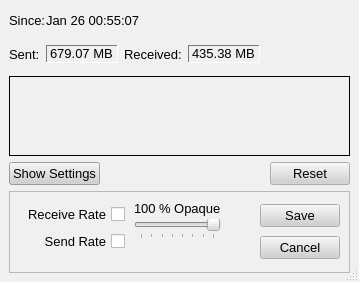
This is src/gui/bwgraph/bwgraph.ui in a-ilin/vidalia as Qt 5 draws it before an edit. The edited form follows.
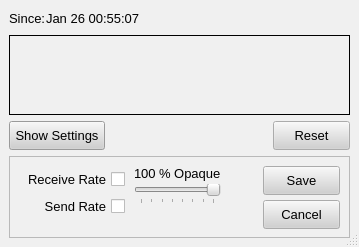
This is the edited form. Icons and pictures are not drawn. Custom widgets are drawn as their Qt base class.

Commit message:
Replaced Send/Recv rates with total counters which allowed me to remove the mammoth total text boz widgets. Yay.
svn:r235

The edit to the form file:
```diff
--- a/src/gui/bwgraph/bwgraph.ui
+++ b/src/gui/bwgraph/bwgraph.ui
@@ -8,8 +8,8 @@
    <rect>
     <x>0</x>
     <y>0</y>
-    <width>359</width>
-    <height>282</height>
+    <width>358</width>
+    <height>243</height>
    </rect>
   </property>
   <property name="palette" >
@@ -297,9 +297,6 @@
   <property name="windowIcon" >
    <iconset resource="..\res\vidalia.qrc" >:/images/tor_logo16.png</iconset>
   </property>
-  <property name="autoFillBackground" >
-   <bool>false</bool>
-  </property>
   <property name="sizeGripEnabled" >
    <bool>true</bool>
   </property>
@@ -397,158 +394,6 @@
      </item>
     </layout>
    </item>
-   <item>
-    <layout class="QHBoxLayout" >
-     <property name="margin" >
-      <number>0</number>
-     </property>
-     <property name="spacing" >
-      <number>6</number>
-     </property>
-     <item>
-      <widget class="QLabel" name="label_3" >
-       <property name="maximumSize" >
-        <size>
-         <width>16777215</width>
-         <height>27</height>
-        </size>
-       </property>
-       <property name="font" >
-        <font>
-         <family>Arial</family>
-         <pointsize>10</pointsize>
-         <weight>50</weight>
-         <italic>false</italic>
-         <bold>false</bold>
-         <underline>false</underline>
-         <strikeout>false</strikeout>
-        </font>
-       </property>
-       <property name="contextMenuPolicy" >
-        <enum>Qt::NoContextMenu</enum>
-       </property>
-       <property name="text" >
-        <string>&lt;html>&lt;head>&lt;meta name="qrichtext" content="1" />&lt;/head>&lt;body style=" white-space: pre-wrap; font-family:Arial; font-size:8pt; font-weight:400; font-style:normal; text-decoration:none;">&lt;p style=" margin-top:0px; margin-bottom:0px; margin-left:0px; margin-right:0px; -qt-block-indent:0; text-indent:0px; font-size:10pt;">Sent:&lt;/p>&lt;/body>&lt;/html></string>
-       </property>
-      </widget>
-     </item>
-     <item>
-      <widget class="QLabel" name="lblSent" >
-       <property name="maximumSize" >
-        <size>
-         <width>16777215</width>
-         <height>18</height>
-        </size>
-       </property>
-       <property name="font" >
-        <font>
-         <family>Arial</family>
-         <pointsize>10</pointsize>
-         <weight>50</weight>
-         <italic>false</italic>
-         <bold>false</bold>
-         <underline>false</underline>
-         <strikeout>false</strikeout>
-        </font>
-       </property>
-       <property name="contextMenuPolicy" >
-        <enum>Qt::NoContextMenu</enum>
-       </property>
-       <property name="frameShape" >
-        <enum>QFrame::Panel</enum>
-       </property>
-       <property name="frameShadow" >
-        <enum>QFrame::Sunken</enum>
-       </property>
-       <property name="text" >
-        <string>&lt;html>&lt;head>&lt;meta name="qrichtext" content="1" />&lt;/head>&lt;body style=" white-space: pre-wrap; font-family:Arial; font-size:8pt; font-weight:400; font-style:normal; text-decoration:none;">&lt;p style=" margin-top:0px; margin-bottom:0px; margin-left:0px; margin-right:0px; -qt-block-indent:0; text-indent:0px; font-size:10pt;">679.07 MB&lt;/p>&lt;/body>&lt;/html></string>
-       </property>
-       <property name="scaledContents" >
-        <bool>false</bool>
-       </property>
-      </widget>
-     </item>
-     <item>
-      <widget class="QLabel" name="label_2" >
-       <property name="maximumSize" >
-        <size>
-         <width>16777215</width>
-         <height>27</height>
-        </size>
-       </property>
-       <property name="font" >
-        <font>
-         <family>Arial</family>
-         <pointsize>10</pointsize>
-         <weight>50</weight>
-         <italic>false</italic>
-         <bold>false</bold>
-         <underline>false</underline>
-         <strikeout>false</strikeout>
-        </font>
-       </property>
-       <property name="contextMenuPolicy" >
-        <enum>Qt::NoContextMenu</enum>
-       </property>
-       <property name="text" >
-        <string>&lt;html>&lt;head>&lt;meta name="qrichtext" content="1" />&lt;/head>&lt;body style=" white-space: pre-wrap; font-family:Arial; font-size:10pt; font-weight:400; font-style:normal; text-decoration:none;">&lt;p style=" margin-top:0px; margin-bottom:0px; margin-left:0px; margin-right:0px; -qt-block-indent:0; text-indent:0px;">Received:&lt;/p>&lt;/body>&lt;/html></string>
-       </property>
-      </widget>
-     </item>
-     <item>
-      <widget class="QLabel" name="lblReceived" >
-       <property name="maximumSize" >
-        <size>
-         <width>16777215</width>
-         <height>18</height>
-        </size>
-       </property>
-       <property name="font" >
-        <font>
-         <family>Arial</family>
-         <pointsize>10</pointsize>
-         <weight>50</weight>
-         <italic>false</italic>
-         <bold>false</bold>
-         <underline>false</underline>
-         <strikeout>false</strikeout>
-        </font>
-       </property>
-       <property name="contextMenuPolicy" >
-        <enum>Qt::NoContextMenu</enum>
-       </property>
-       <property name="toolTip" >
-        <string/>
-       </property>
-       <property name="frameShape" >
-        <enum>QFrame::Panel</enum>
-       </property>
-       <property name="frameShadow" >
-        <enum>QFrame::Sunken</enum>
-       </property>
-       <property name="text" >
-        <string>&lt;html>&lt;head>&lt;meta name="qrichtext" content="1" />&lt;/head>&lt;body style=" white-space: pre-wrap; font-family:Arial; font-size:10pt; font-weight:400; font-style:normal; text-decoration:none;">&lt;p style=" margin-top:0px; margin-bottom:0px; margin-left:0px; margin-right:0px; -qt-block-indent:0; text-indent:0px;">435.38 MB&lt;/p>&lt;/body>&lt;/html></string>
-       </property>
-       <property name="scaledContents" >
-        <bool>false</bool>
-       </property>
-      </widget>
-     </item>
-     <item>
-      <spacer>
-       <property name="orientation" >
-        <enum>Qt::Horizontal</enum>
-       </property>
-       <property name="sizeHint" >
-        <size>
-         <width>54</width>
-         <height>31</height>
-        </size>
-       </property>
-      </spacer>
-     </item>
-    </layout>
-   </item>
    <item>
     <widget class="GraphFrame" name="frmGraph" >
      <property name="minimumSize" >
@@ -589,10 +434,16 @@
      </property>
      <item>
       <widget class="QPushButton" name="btnToggleSettings" >
+       <property name="minimumSize" >
+        <size>
+         <width>96</width>
+         <height>29</height>
+        </size>
+       </property>
        <property name="maximumSize" >
         <size>
-         <width>16777215</width>
-         <height>16777215</height>
+         <width>96</width>
+         <height>29</height>
         </size>
        </property>
        <property name="font" >
@@ -638,10 +489,16 @@
      </item>
      <item>
       <widget class="QPushButton" name="btnReset" >
+       <property name="minimumSize" >
+        <size>
+         <width>77</width>
+         <height>29</height>
+        </size>
+       </property>
        <property name="maximumSize" >
         <size>
-         <width>16777215</width>
-         <height>16777215</height>
+         <width>77</width>
+         <height>29</height>
         </size>
        </property>
        <property name="font" >
@@ -944,6 +801,18 @@
         </property>
         <item>
          <widget class="QPushButton" name="btnSaveSettings" >
+          <property name="minimumSize" >
+           <size>
+            <width>77</width>
+            <height>29</height>
+           </size>
+          </property>
+          <property name="maximumSize" >
+           <size>
+            <width>77</width>
+            <height>29</height>
+           </size>
+          </property>
           <property name="contextMenuPolicy" >
            <enum>Qt::NoContextMenu</enum>
           </property>
@@ -954,6 +823,18 @@
         </item>
         <item>
          <widget class="QPushButton" name="btnCancelSettings" >
+          <property name="minimumSize" >
+           <size>
+            <width>77</width>
+            <height>29</height>
+           </size>
+          </property>
+          <property name="maximumSize" >
+           <size>
+            <width>77</width>
+            <height>29</height>
+           </size>
+          </property>
           <property name="contextMenuPolicy" >
            <enum>Qt::NoContextMenu</enum>
           </property>
```
The commit also changes 4 other files.
